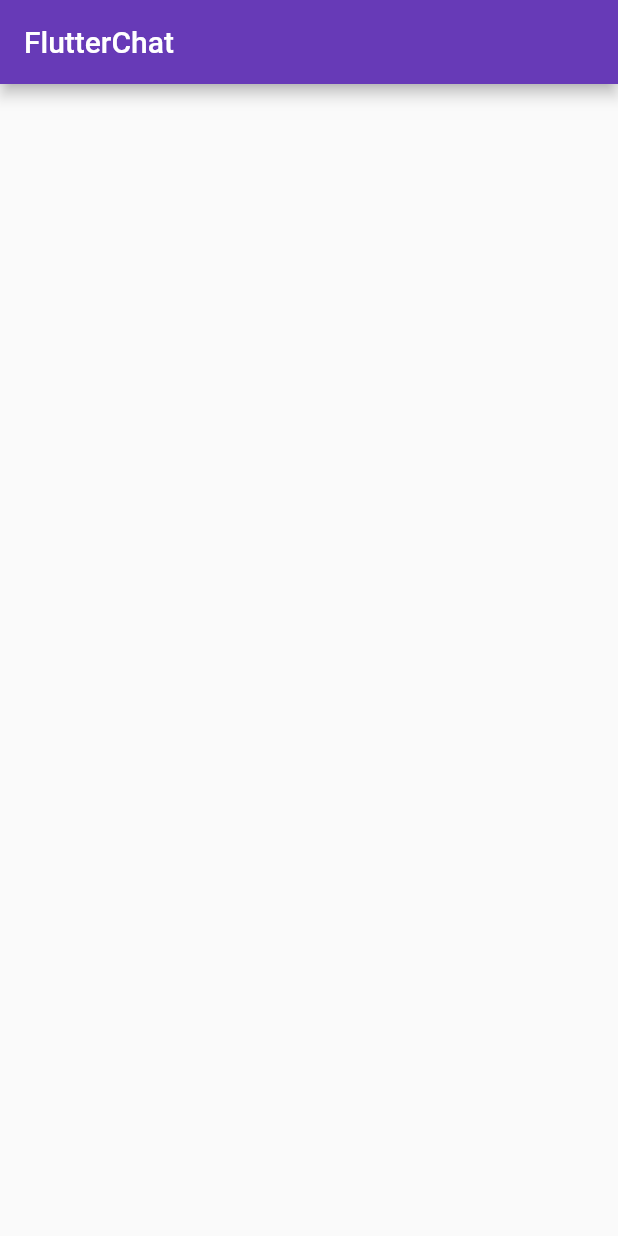
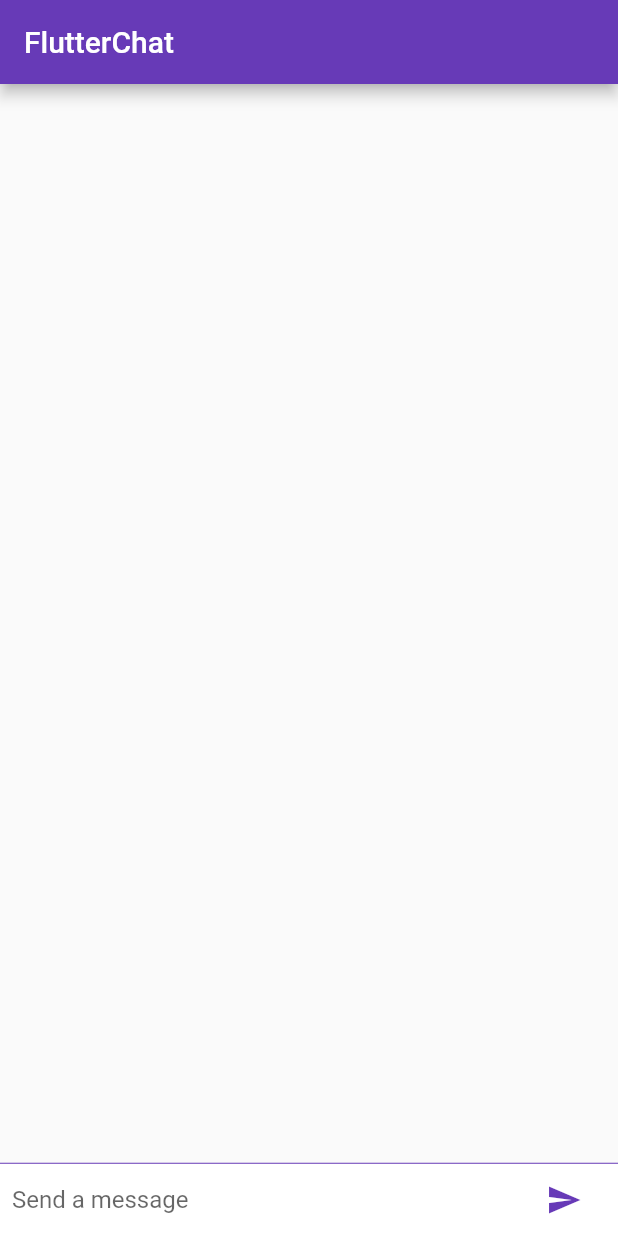
Before and after one commit to Allanetizen/flutter_Chat, a Flutter app: the screen it shows after launch, on a phone screen of 412 x 824 dp. Run offline on Flutter 3.47's test engine with Material 2 defaults, Android fonts, the phone set to English and light mode, and no system bars.

Commit message:
main UI ,UI for composing messages <icons> ,UI for displaying messages

```diff
--- a/lib/main.dart
+++ b/lib/main.dart
@@ -1,10 +1,12 @@
 import 'package:flutter/material.dart';
 
-void main(){
+void main() {
   runApp(
     FlutterChatApp(),
   );
 }
+
+String _name = 'Allan';
 
 class FlutterChatApp extends StatelessWidget {
   const FlutterChatApp({
@@ -19,7 +21,63 @@ class FlutterChatApp extends StatelessWidget {
     );
   }
 }
-class ChatScreen extends StatelessWidget {
+
+class ChatMessage extends StatelessWidget {
+  ChatMessage({this.text});
+
+  final String text;
+
+  @override
+  Widget build(BuildContext context) {
+    Row();
+    return Container(
+      margin: EdgeInsets.symmetric(vertical: 10.0),
+      child: Row(
+        crossAxisAlignment: CrossAxisAlignment.start,
+        children: [
+          Container(
+            margin: const EdgeInsets.only(right: 16.0),
+            child: CircleAvatar(child: Text(_name[0])),
+          ),
+          Column(
+            crossAxisAlignment: CrossAxisAlignment.start,
+            children: [
+              Text(_name,
+                  style:
+                      Theme.of(context).textTheme.headline), //check back here
+              Container(
+                margin: EdgeInsets.only(top: 5.0),
+                child: Text(text),
+              ),
+            ],
+          ),
+        ],
+      ),
+    );
+  }
+}
+
+class ChatScreen extends StatefulWidget {
+  @override
+  _ChatScreenState createState() => _ChatScreenState();
+}
+
+class _ChatScreenState extends State<ChatScreen> {
+  final List<ChatMessage> _messages = [];
+  final _textController = TextEditingController();
+  final FocusNode _focusNode = FocusNode();
+
+  void _handleSubmitted(String text) {
+    _textController.clear();
+    ChatMessage message = ChatMessage(
+      text: text,
+    );
+    setState(() {
+      _messages.insert(0, message);
+    });
+    _focusNode.requestFocus();
+  }
+
   @override
   Widget build(BuildContext context) {
     return Scaffold(
@@ -27,7 +85,57 @@ class ChatScreen extends StatelessWidget {
         title: Text('FlutterChat'),
         backgroundColor: Colors.deepPurple,
       ),
+      body: Column(
+        children: [
+          Flexible(
+            child: ListView.builder(
+              // factory method builds a list on demand by providing a function that is called once per item in the list;
 
+              padding: EdgeInsets.all(8.0),
+              reverse: true,
+              itemBuilder: (_, int index) => _messages[index],
+              itemCount: _messages.length,
+            ),
+          ),
+          Divider(height: 1.0,
+          color: Colors.deepPurple,),
+          Container(
+            decoration: BoxDecoration(color: Theme.of(context).cardColor),
+            child: _buildTextComposer(),
+          ),
+        ],
+      ),
+    );
+  }
+
+  Widget _buildTextComposer() {
+    return IconTheme(
+      data: IconThemeData(color: Theme.of(context).accentColor),
+      child: Container(
+        margin: EdgeInsets.symmetric(horizontal: 8.0),
+        child: Row(
+          children: [
+            Flexible(
+              child: TextField(
+                controller: _textController,
+                onSubmitted: _handleSubmitted,
+                decoration:
+                    InputDecoration.collapsed(hintText: 'Send a message'),
+                focusNode: _focusNode,
+              ),
+            ),
+            Container(
+              margin: EdgeInsets.symmetric(horizontal: 4.0),
+              child: IconButton(
+                  icon: Icon(
+                    Icons.send,
+                    color: Colors.deepPurple,
+                  ),
+                  onPressed: () => _handleSubmitted(_textController.text)),
+            ),
+          ],
+        ),
+      ),
     );
   }
 }
```
Lines whose indentation alone changed are shown as unchanged.
